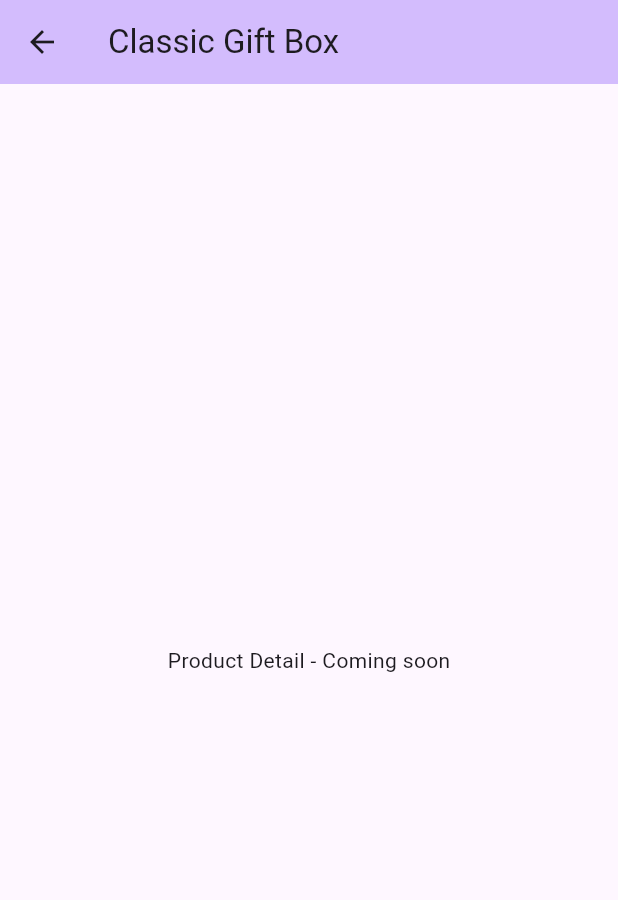
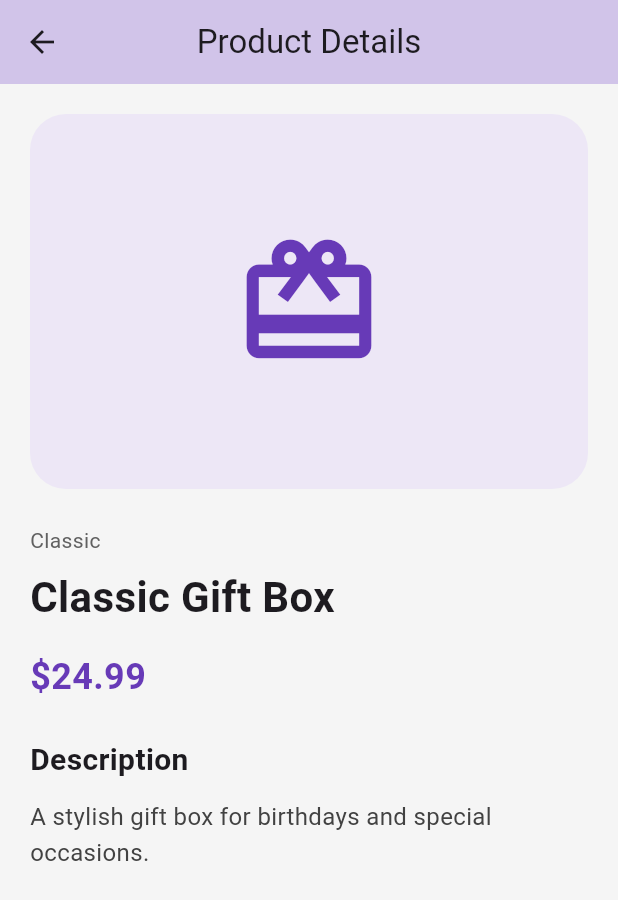
Before and after one commit to LilLannister/GiftStoreApp-Flutter, a Flutter app: the ProductDetailScreen screen opened directly with sample values from the repository, on a phone screen of 412 x 824 dp. Shown: the top 900 px of the screen. Run offline on Flutter 3.47's test engine with Material 3 defaults, Android fonts, the phone set to English and light mode, and no system bars.

Commit message:
implement product detail screen navigation

```diff
--- a/lib/screens/home_screen.dart
+++ b/lib/screens/home_screen.dart
@@ -1,7 +1,7 @@
 import 'package:flutter/material.dart';
-
 import '../data/product_data.dart';
 import '../widgets/product_card.dart';
+import 'product_detail_screen.dart';
 
 class HomeScreen extends StatelessWidget {
   const HomeScreen({super.key});
@@ -128,7 +128,16 @@ class HomeScreen extends StatelessWidget {
 
                     return ProductCard(
                       product: product,
-                      onTap: () {},
+                      onTap: () {
+                        Navigator.push(
+                          context,
+                          MaterialPageRoute(
+                            builder: (context) => ProductDetailScreen(
+                              product: product,
+                            ),
+                          ),
+                        );
+                      },
                     );
                   },
                 ),
--- a/lib/screens/product_detail_screen.dart
+++ b/lib/screens/product_detail_screen.dart
@@ -1,20 +1,108 @@
 import 'package:flutter/material.dart';
+
 import '../models/product.dart';
 
-class ProductDetailScreen extends StatelessWidget{
+class ProductDetailScreen extends StatelessWidget {
   final Product product;
 
-  const ProductDetailScreen({super.key, required this.product});
+  const ProductDetailScreen({
+    super.key,
+    required this.product,
+  });
 
   @override
   Widget build(BuildContext context) {
     return Scaffold(
+      backgroundColor: Colors.grey.shade100,
+
       appBar: AppBar(
-        title: Text(product.name),
-        backgroundColor: Theme.of(context).colorScheme.inversePrimary,
+        title: const Text('Product Details'),
+        centerTitle: true,
+        backgroundColor: Colors.deepPurple.shade100,
       ),
-      body: const Center(
-        child: Text('Product Detail - Coming soon'),
+
+      body: Padding(
+        padding: const EdgeInsets.all(20),
+
+        child: Column(
+          crossAxisAlignment: CrossAxisAlignment.start,
+
+          children: [
+
+            Container(
+              height: 250,
+              width: double.infinity,
+
+              decoration: BoxDecoration(
+                color: Colors.deepPurple.shade50,
+                borderRadius: BorderRadius.circular(24),
+              ),
+
+              child: const Icon(
+                Icons.card_giftcard,
+                size: 100,
+                color: Colors.deepPurple,
+              ),
+            ),
+
+            const SizedBox(height: 24),
+
+            Text(
+              product.category,
+
+              style: TextStyle(
+                color: Colors.grey.shade700,
+                fontSize: 14,
+              ),
+            ),
+
+            const SizedBox(height: 8),
+
+            Text(
+              product.name,
+
+              style: const TextStyle(
+                fontSize: 28,
+                fontWeight: FontWeight.bold,
+              ),
+            ),
+
+            const SizedBox(height: 16),
+
+            Text(
+              '\$${product.price.toStringAsFixed(2)}',
+
+              style: const TextStyle(
+                color: Colors.deepPurple,
+                fontSize: 24,
+                fontWeight: FontWeight.w600,
+              ),
+            ),
+
+            const SizedBox(height: 24),
+
+            const Text(
+              'Description',
+
+              style: TextStyle(
+                fontSize: 20,
+                fontWeight: FontWeight.bold,
+              ),
+            ),
+
+            const SizedBox(height: 12),
+
+            Text(
+              product.description,
+
+              style: TextStyle(
+                color: Colors.grey.shade800,
+                fontSize: 16,
+                height: 1.5,
+              ),
+            ),
+          ],
+        ),
       ),
     );
   }
```
